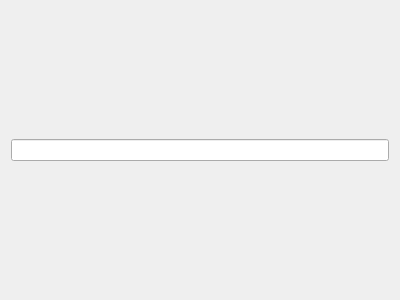
This is virtual machine/IntegerWidget.ui in MORZorg/sol as Qt 5 draws it before an edit. The edited form follows.
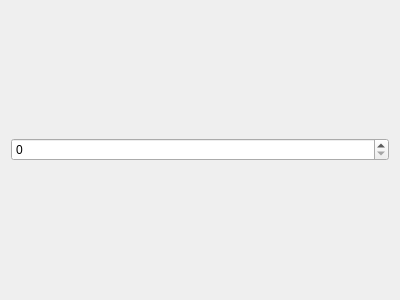
This is the edited form.

Commit message: Brand new wonderful interface widgets

What changed in the file:
```diff
--- a/virtual machine/IntegerWidget.ui
+++ b/virtual machine/IntegerWidget.ui
@@ -15,14 +15,7 @@
   </property>
   <layout class="QGridLayout" name="gridLayout">
    <item row="0" column="0">
-    <widget class="QLineEdit" name="inputBox">
-     <property name="inputMask">
-      <string>0000000000</string>
-     </property>
-     <property name="maxLength">
-      <number>10</number>
-     </property>
-    </widget>
+    <widget class="QSpinBox" name="inputBox"/>
    </item>
   </layout>
  </widget>
```
The commit also changes 2 other files.
